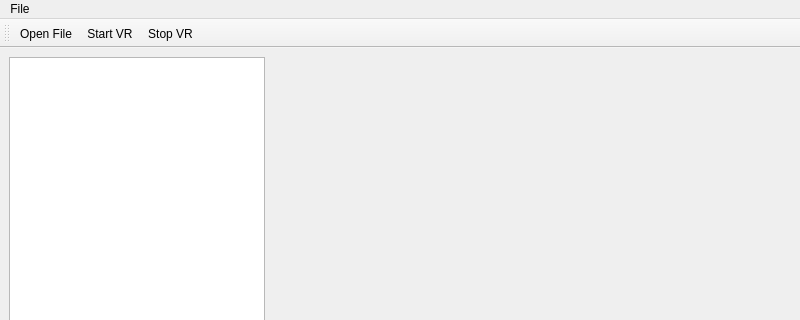
First picture: the form in src/mainwindow.ui, repository Joel-Ch/2023_GROUP_15, before the edit; both pictures show x 0 to 800 and y 0 to 320 of the 800 by 600 pixel window.
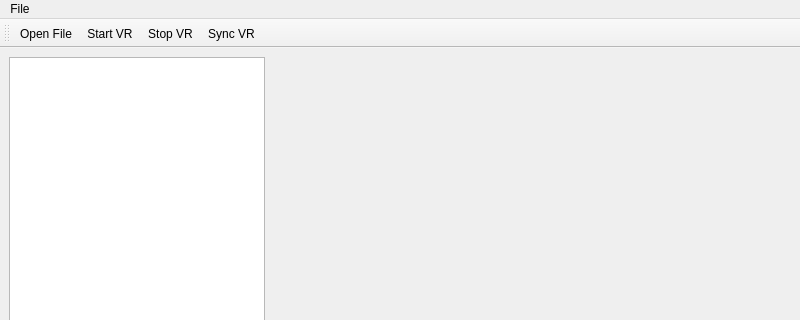
Second picture: the form after the edit. Icons and pictures are not drawn. Custom widgets are drawn as their Qt base class.

Commit message: added window->finalise() added sync render button -> doesnt work yet

Diff of the .ui file:
```diff
--- a/src/mainwindow.ui
+++ b/src/mainwindow.ui
@@ -107,6 +107,7 @@
    <addaction name="actionOpen_File"/>
    <addaction name="actionStart_VR"/>
    <addaction name="actionStop_VR"/>
+   <addaction name="actionSync_VR"/>
   </widget>
   <action name="actionOpen_File">
    <property name="icon">
@@ -171,6 +172,14 @@
     <enum>QAction::NoRole</enum>
    </property>
   </action>
+  <action name="actionSync_VR">
+   <property name="text">
+    <string>Sync VR</string>
+   </property>
+   <property name="menuRole">
+    <enum>QAction::NoRole</enum>
+   </property>
+  </action>
  </widget>
  <customwidgets>
   <customwidget>
```
The commit also changes 4 other files.
